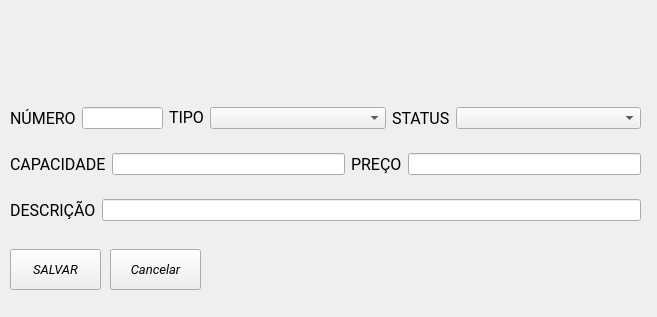
Qt form Prototipo HostInn/Telas/tela_editar.ui (EndrewFerreira/HOSTIIN) before a commit.
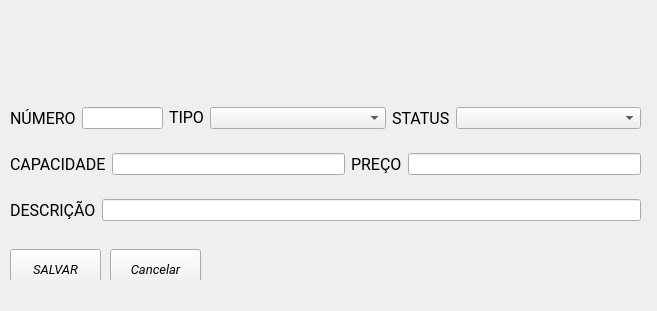
The same form after that commit.

Diff of the .ui file:
```diff
--- a/Prototipo HostInn/Telas/tela_editar.ui
+++ b/Prototipo HostInn/Telas/tela_editar.ui
@@ -7,7 +7,7 @@
     <x>0</x>
     <y>0</y>
     <width>657</width>
-    <height>317</height>
+    <height>311</height>
    </rect>
   </property>
   <property name="windowTitle">
@@ -18,9 +18,9 @@
     <property name="geometry">
      <rect>
       <x>10</x>
-      <y>29</y>
+      <y>9</y>
       <width>631</width>
-      <height>271</height>
+      <height>291</height>
      </rect>
     </property>
     <property name="currentIndex">
@@ -422,9 +422,9 @@
       <property name="geometry">
        <rect>
         <x>0</x>
-        <y>-10</y>
+        <y>10</y>
         <width>631</width>
-        <height>271</height>
+        <height>261</height>
        </rect>
       </property>
       <property name="currentIndex">
```
